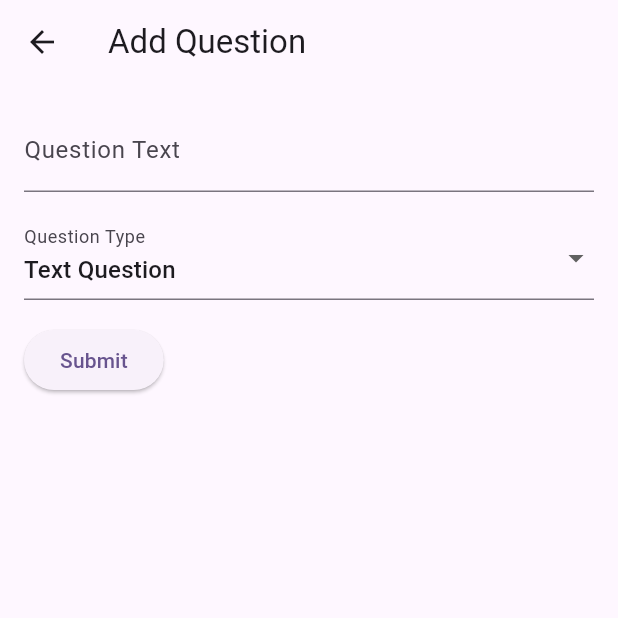
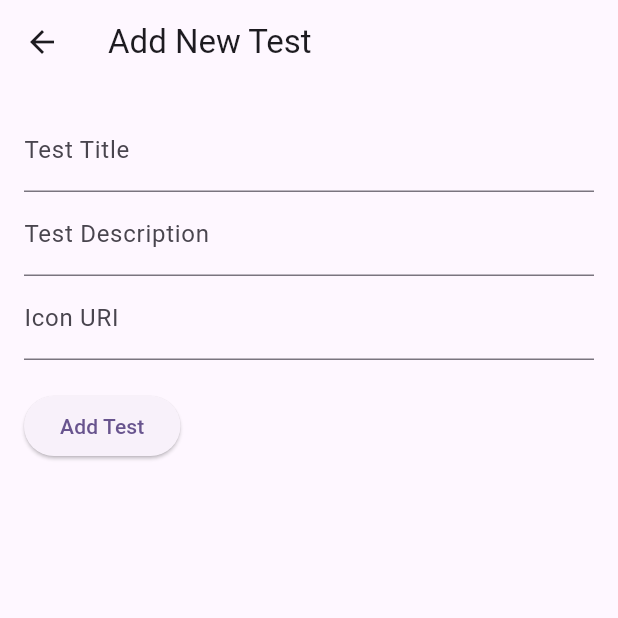
Before and after one commit to Jaian25/drzflutter, a Flutter app: the screen it shows after launch, after a tap on the "add" icon, on a phone screen of 412 x 824 dp, the top half of it. Run offline on Flutter 3.47's test engine with Material 3 defaults, Android fonts, the phone set to English and light mode, and no system bars; our stand-ins replace animated_splash_screen, firebase_core, firebase_database, lottie; accounts and stored records are empty.

Commit message:
test option for admin integrated

```diff
--- a/drzedapp/lib/data/client/firebase_db_client.dart
+++ b/drzedapp/lib/data/client/firebase_db_client.dart
@@ -13,7 +13,7 @@ class FirebaseDbClient implements QuestionRepository, TestRepository {
   @override
   Future<void> addQuestion(Question question) async {
     try {
-      debugPrint("Question add $question.id");
+      debugPrint("Question add ${question.id}");
       DatabaseReference questionRef = _database.ref('questions').child(question.id);
       debugPrint("Got reference");
       await questionRef.set(question.toMap());
@@ -47,7 +47,7 @@ class FirebaseDbClient implements QuestionRepository, TestRepository {
   }
 
   // Get all Questions
- @override
+  @override
   Future<List<Question>> getQuestions() async {
     try {
       DatabaseReference questionsRef = _database.ref('questions');
@@ -124,7 +124,6 @@ class FirebaseDbClient implements QuestionRepository, TestRepository {
     }
   }
 
-
   // Add Test
   @override
   Future<void> addTest(Test test) async {
@@ -166,7 +165,9 @@ class FirebaseDbClient implements QuestionRepository, TestRepository {
       DataSnapshot snapshot = await testRef.get();
 
       if (snapshot.exists) {
-        return Test.fromRealtimeDatabase(snapshot);
+        // Ensure Test.fromMap is called properly
+        var data = Map<String, dynamic>.from(snapshot.value as Map);
+        return Test.fromMap(data, testId); // Use fromMap with data and testId
       }
       return null;
     } catch (e) {
@@ -182,7 +183,8 @@ class FirebaseDbClient implements QuestionRepository, TestRepository {
       DataSnapshot snapshot = await testRef.get();
 
       if (snapshot.exists) {
-        Test test = Test.fromRealtimeDatabase(snapshot);
+        var data = Map<String, dynamic>.from(snapshot.value as Map);
+        Test test = Test.fromMap(data, testId); // Properly convert snapshot to Test
         test.addQuestion(questionId); // Modify the test by adding the question ID
         await testRef.update(test.toMap()); // Update the test in the database
       } else {
@@ -201,7 +203,8 @@ class FirebaseDbClient implements QuestionRepository, TestRepository {
       DataSnapshot snapshot = await testRef.get();
 
       if (snapshot.exists) {
-        Test test = Test.fromRealtimeDatabase(snapshot);
+        var data = Map<String, dynamic>.from(snapshot.value as Map);
+        Test test = Test.fromMap(data, testId); // Properly convert snapshot to Test
         test.removeQuestion(questionId); // Modify the test by removing the question ID
         await testRef.update(test.toMap()); // Update the test in the database
       } else {
@@ -211,4 +214,28 @@ class FirebaseDbClient implements QuestionRepository, TestRepository {
       throw Exception("Error removing question from test: $e");
     }
   }
+
+  // Get all Tests
+  @override
+  Future<List<Test>> getTests() async {
+    try {
+      DatabaseReference testsRef = _database.ref('tests');
+      DataSnapshot snapshot = await testsRef.get();
+
+      if (snapshot.exists && snapshot.value is Map<dynamic, dynamic>) {
+        Map<dynamic, dynamic> testsData = snapshot.value as Map<dynamic, dynamic>;
+
+        return testsData.entries.map((entry) {
+          var data = Map<String, dynamic>.from(entry.value as Map);
+          return Test.fromMap(data, entry.key); // Properly create Test object
+        }).toList();
+      } else {
+        debugPrint("[LOG] No tests found in database.");
+        return [];
+      }
+    } catch (e) {
+      debugPrint("[LOG] Error fetching tests: $e");
+      throw Exception("Error fetching tests: $e");
+    }
+  }
 }
--- a/drzedapp/lib/data/repository/test_repository.dart
+++ b/drzedapp/lib/data/repository/test_repository.dart
@@ -5,6 +5,7 @@ abstract class TestRepository {
   Future<void> updateTest(Test test);
   Future<void> deleteTest(String testId);
   Future<Test?> getTestById(String testId);
+  Future<List<Test>> getTests();
   Future<void> addQuestionToTest(String testId, String questionId);
   Future<void> removeQuestionFromTest(String testId, String questionId);
 }
--- a/drzedapp/lib/domain/usecases/test_use_case.dart
+++ b/drzedapp/lib/domain/usecases/test_use_case.dart
@@ -22,6 +22,10 @@ class TestUseCase {
     return await _testRepository.getTestById(testId);
   }
 
+  Future<List<Test>> getTests() async {
+    return await _testRepository.getTests();
+  }
+
   Future<void> addQuestionToTest(String testId, String questionId) async {
     await _testRepository.addQuestionToTest(testId, questionId);
   }
--- a/drzedapp/lib/models/test.dart
+++ b/drzedapp/lib/models/test.dart
@@ -16,10 +16,9 @@ class Test {
   });
 
   // Factory method to create an instance from Firebase Realtime Database snapshot
-  factory Test.fromRealtimeDatabase(DataSnapshot snapshot) {
-    Map<String, dynamic> data = Map<String, dynamic>.from(snapshot.value as Map);
+  factory Test.fromMap(Map<String, dynamic> data, String id) {
     return Test(
-      id: snapshot.key ?? '',
+      id: id,
       iconUri: data['icon_uri'] ?? '',
       title: data['title'] ?? '',
       description: data['description'] ?? '',
--- a/drzedapp/lib/views/admin/questionPanel/add_question_page.dart
+++ b/drzedapp/lib/views/admin/questionPanel/add_question_page.dart
@@ -1,8 +1,8 @@
 import 'package:drzedapp/data/client/firebase_db_client.dart';
 import 'package:drzedapp/data/repository/question_repository.dart';
 import 'package:flutter/material.dart';
-import '../../domain/usecases/question_use_case.dart';
-import '../../models/question.dart';
+import '../../../domain/usecases/question_use_case.dart';
+import '../../../models/question.dart';
 
 class AddQuestionPage extends StatefulWidget {
   const AddQuestionPage({super.key});
--- a/drzedapp/lib/views/admin/questionPanel/modify_question_page.dart
+++ b/drzedapp/lib/views/admin/questionPanel/modify_question_page.dart
@@ -1,6 +1,6 @@
 import 'package:flutter/material.dart';
-import '../../models/question.dart';
-import '../../domain/usecases/question_use_case.dart';
+import '../../../models/question.dart';
+import '../../../domain/usecases/question_use_case.dart';
 
 class ModifyQuestionPage extends StatefulWidget {
   final Question question;
--- a/drzedapp/lib/views/admin/questionPanel/question_list_page.dart
+++ b/drzedapp/lib/views/admin/questionPanel/question_list_page.dart
@@ -1,8 +1,8 @@
 import 'package:drzedapp/data/client/firebase_db_client.dart';
 import 'package:flutter/material.dart';
-import '../../data/repository/question_repository.dart';
-import '../../domain/usecases/question_use_case.dart';
-import '../../models/question.dart';
+import '../../../data/repository/question_repository.dart';
+import '../../../domain/usecases/question_use_case.dart';
+import '../../../models/question.dart';
 import 'add_question_page.dart';
 import 'question_card.dart';
 
--- /dev/null
+++ b/drzedapp/lib/views/admin/testPanel/add_test_page.dart
@@ -0,0 +1,91 @@
+// add_test_page.dart
+import 'package:flutter/material.dart';
+import '../../../data/client/firebase_db_client.dart';
+import '../../../models/test.dart';
+import '../../../domain/usecases/test_use_case.dart';
+import '../../../data/repository/test_repository.dart';
+
+class AddTestPage extends StatefulWidget {
+  const AddTestPage({super.key});
+
+  @override
+  State<AddTestPage> createState() => _AddTestPageState();
+}
+
+class _AddTestPageState extends State<AddTestPage> {
+  final TextEditingController _titleController = TextEditingController();
+  final TextEditingController _descriptionController = TextEditingController();
+  final TextEditingController _iconUriController = TextEditingController();
+
+  late TestUseCase _testUseCase;
+
+  @override
+  void initState() {
+    super.initState();
+    final testRepository = FirebaseDbClient(); // Initialize with your actual repository
+    _testUseCase = TestUseCase(testRepository);
+  }
+
+  Future<void> _submitForm() async {
+    final title = _titleController.text;
+    final description = _descriptionController.text;
+    final iconUri = _iconUriController.text;
+
+    if (title.isEmpty || description.isEmpty || iconUri.isEmpty) {
+      // Show a snackbar or alert if fields are empty
+      ScaffoldMessenger.of(context).showSnackBar(
+        const SnackBar(content: Text("Please fill in all fields")),
+      );
+      return;
+    }
+
+    // Create a new test object
+    final newTest = Test(
+      id: DateTime.now().millisecondsSinceEpoch.toString(), // Unique ID
+      iconUri: iconUri,
+      title: title,
+      description: description,
+      questionariesId: [],
+    );
+
+    // Add the new test
+    await _testUseCase.addTest(newTest);
+
+    // Redirect back to the TestListPage
+    Navigator.pop(context, true);
+  }
+
+  @override
+  Widget build(BuildContext context) {
+    return Scaffold(
+      appBar: AppBar(
+        title: const Text("Add New Test"),
+      ),
+      body: Padding(
+        padding: const EdgeInsets.all(16.0),
+        child: Column(
+          crossAxisAlignment: CrossAxisAlignment.start,
+          children: [
+            TextField(
+              controller: _titleController,
+              decoration: const InputDecoration(labelText: 'Test Title'),
+            ),
+            TextField(
+              controller: _descriptionController,
+              decoration: const InputDecoration(labelText: 'Test Description'),
+            ),
+            TextField(
+              controller: _iconUriController,
+              decoration: const InputDecoration(labelText: 'Icon URI'),
+            ),
+            const SizedBox(height: 20),
+            ElevatedButton(
+              onPressed: _submitForm,
+              child: const Text('Add Test'),
+            ),
+          ],
+        ),
+      ),
+    );
+  }
+}
--- /dev/null
+++ b/drzedapp/lib/views/admin/testPanel/test_card.dart
@@ -0,0 +1,25 @@
+// test_card.dart
+import 'package:flutter/material.dart';
+import '../../../models/test.dart';
+
+class TestCard extends StatelessWidget {
+  final Test test;
+
+  const TestCard({required this.test, Key? key}) : super(key: key);
+
+  @override
+  Widget build(BuildContext context) {
+    return Card(
+      elevation: 4,
+      margin: const EdgeInsets.all(8),
+      child: ListTile(
+        leading: Icon(Icons.check_circle), // Replace with an appropriate icon
+        title: Text(test.title),
+        subtitle: Text(test.description),
+        onTap: () {
+          // Handle tap to navigate to detailed test page or other actions
+        },
+      ),
+    );
+  }
+}
--- /dev/null
+++ b/drzedapp/lib/views/admin/testPanel/test_list_page.dart
@@ -0,0 +1,68 @@
+// test_list_page.dart
+import 'package:flutter/material.dart';
+import 'package:drzedapp/data/client/firebase_db_client.dart';
+import '../../../models/test.dart';
+import '../../../domain/usecases/test_use_case.dart';
+import '../../../data/repository/test_repository.dart';
+import 'test_card.dart';
+import 'add_test_page.dart'; // Import the new AddTestPage
+
+class TestListPage extends StatefulWidget {
+  const TestListPage({Key? key}) : super(key: key);
+
+  @override
+  State<TestListPage> createState() => _TestListPageState();
+}
+
+class _TestListPageState extends State<TestListPage> {
+  late TestUseCase _testUseCase;
+  List<Test> _testList = [];
+
+  @override
+  void initState() {
+    super.initState();
+    final testRepository = FirebaseDbClient(); // Initialize with your actual repository
+    _testUseCase = TestUseCase(testRepository);
+    _fetchTests();
+  }
+
+  Future<void> _fetchTests() async {
+    final tests = await _testUseCase.getTests(); // Fetch tests from the repository
+    setState(() {
+      _testList = tests;
+    });
+  }
+
+  @override
+  Widget build(BuildContext context) {
+    return Scaffold(
+      appBar: AppBar(
+        title: const Text("Test List"),
+      ),
+      body: _testList.isEmpty
+          ? const Center(child: CircularProgressIndicator()) // Loading indicator
+          : ListView.builder(
+              itemCount: _testList.length,
+              itemBuilder: (context, index) {
+                final test = _testList[index];
+                return TestCard(test: test);
+              },
+            ),
+      floatingActionButton: FloatingActionButton(
+        onPressed: () async {
+          // Navigate to AddTestPage
+          bool? newTestAdded = await Navigator.push(
+            context,
+            MaterialPageRoute(builder: (context) => const AddTestPage()),
+          );
+
+          if (newTestAdded == true) {
+            _fetchTests(); // Refresh questions after adding a new one
+          }
+        },
+        tooltip: 'Add Test',
+        child: const Icon(Icons.add),
+      ),
+    );
+  }
+}
--- a/drzedapp/lib/views/splash_screen.dart
+++ b/drzedapp/lib/views/splash_screen.dart
@@ -1,4 +1,5 @@
 import 'package:drzedapp/views/admin/questionPanel/question_list_page.dart';
+import 'package:drzedapp/views/admin/testPanel/test_list_page.dart';
 import 'package:flutter/material.dart';
 import 'package:animated_splash_screen/animated_splash_screen.dart';
 import 'package:lottie/lottie.dart';
@@ -25,7 +26,7 @@ class SplashScreen extends StatelessWidget{
         ),
       ),
       //nextScreen: const HomePage(title: "Dr Zed",),
-      nextScreen: QuestionListPage(),
+      nextScreen: TestListPage(),
       duration: 100,
       backgroundColor: Colors.white70,
       splashIconSize: 100,
```
Also changed, not shown: drzedapp/lib/views/admin/questionPanel/question_card.dart (+2 -5 lines).
